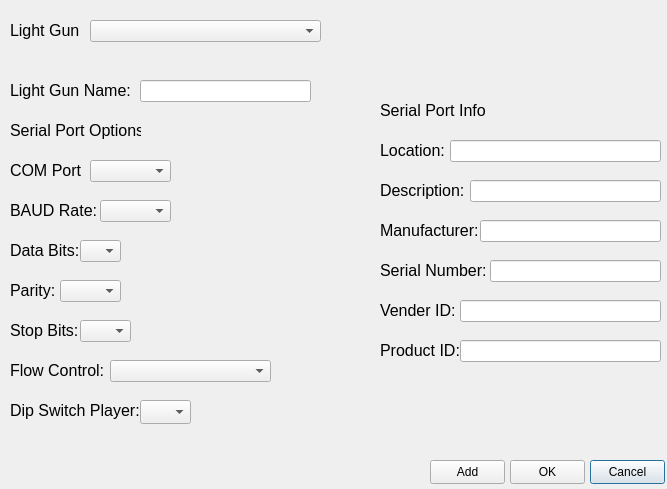
First picture: the form in Windows/addLightGunWindow.ui, repository 6Bolt/Hook-Of-The-Reaper, before the edit.
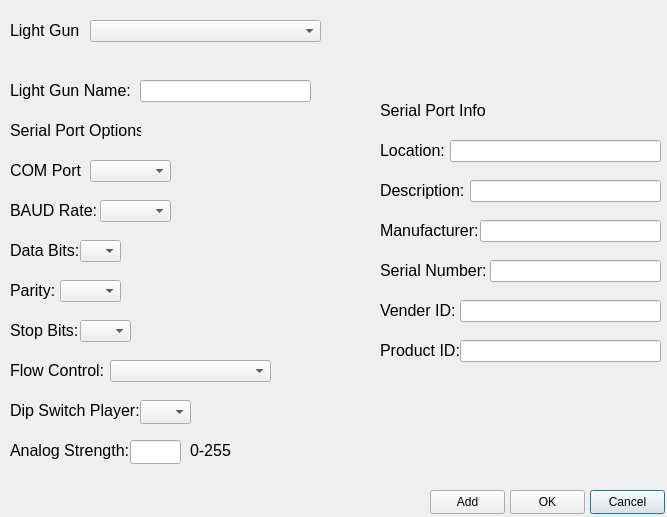
Second picture: the form after the edit.

Commit message: Added in support for JB Gun4IR light gun. Also fixed pointer in function bug.

```diff
--- a/Windows/addLightGunWindow.ui
+++ b/Windows/addLightGunWindow.ui
@@ -7,7 +7,7 @@
     <x>0</x>
     <y>0</y>
     <width>667</width>
-    <height>489</height>
+    <height>517</height>
    </rect>
   </property>
   <property name="sizePolicy">
@@ -321,7 +321,7 @@
    <property name="geometry">
     <rect>
      <x>590</x>
-     <y>460</y>
+     <y>490</y>
      <width>75</width>
      <height>24</height>
     </rect>
@@ -337,7 +337,7 @@
    <property name="geometry">
     <rect>
      <x>510</x>
-     <y>460</y>
+     <y>490</y>
      <width>75</width>
      <height>24</height>
     </rect>
@@ -353,7 +353,7 @@
    <property name="geometry">
     <rect>
      <x>430</x>
-     <y>460</y>
+     <y>490</y>
      <width>75</width>
      <height>24</height>
     </rect>
@@ -620,6 +620,68 @@
      <width>51</width>
      <height>24</height>
     </rect>
+   </property>
+   <property name="font">
+    <font>
+     <pointsize>10</pointsize>
+    </font>
+   </property>
+  </widget>
+  <widget class="QLabel" name="label_11">
+   <property name="geometry">
+    <rect>
+     <x>10</x>
+     <y>430</y>
+     <width>121</width>
+     <height>41</height>
+    </rect>
+   </property>
+   <property name="font">
+    <font>
+     <pointsize>12</pointsize>
+    </font>
+   </property>
+   <property name="text">
+    <string>Analog Strength:</string>
+   </property>
+  </widget>
+  <widget class="QLineEdit" name="analogLineEdit">
+   <property name="enabled">
+    <bool>true</bool>
+   </property>
+   <property name="geometry">
+    <rect>
+     <x>130</x>
+     <y>440</y>
+     <width>51</width>
+     <height>24</height>
+    </rect>
+   </property>
+   <property name="font">
+    <font>
+     <pointsize>10</pointsize>
+    </font>
+   </property>
+   <property name="alignment">
+    <set>Qt::AlignmentFlag::AlignRight|Qt::AlignmentFlag::AlignTrailing|Qt::AlignmentFlag::AlignVCenter</set>
+   </property>
+  </widget>
+  <widget class="QLabel" name="label_12">
+   <property name="geometry">
+    <rect>
+     <x>190</x>
+     <y>430</y>
+     <width>51</width>
+     <height>41</height>
+    </rect>
+   </property>
+   <property name="font">
+    <font>
+     <pointsize>12</pointsize>
+    </font>
+   </property>
+   <property name="text">
+    <string>0-255</string>
    </property>
   </widget>
  </widget>
```
Left out of the diff: 10 changed lines with no effect on the pictures. The commit also changes 13 other files.
